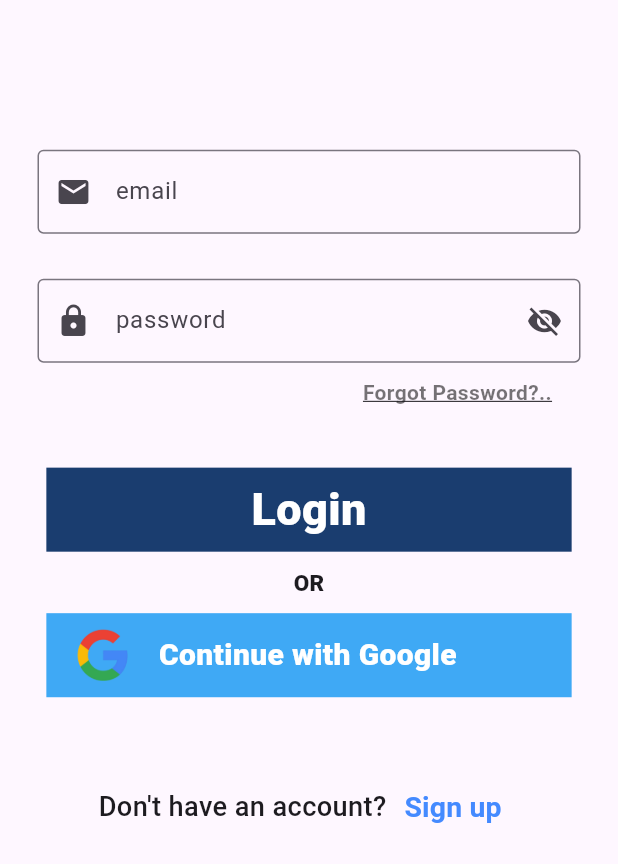
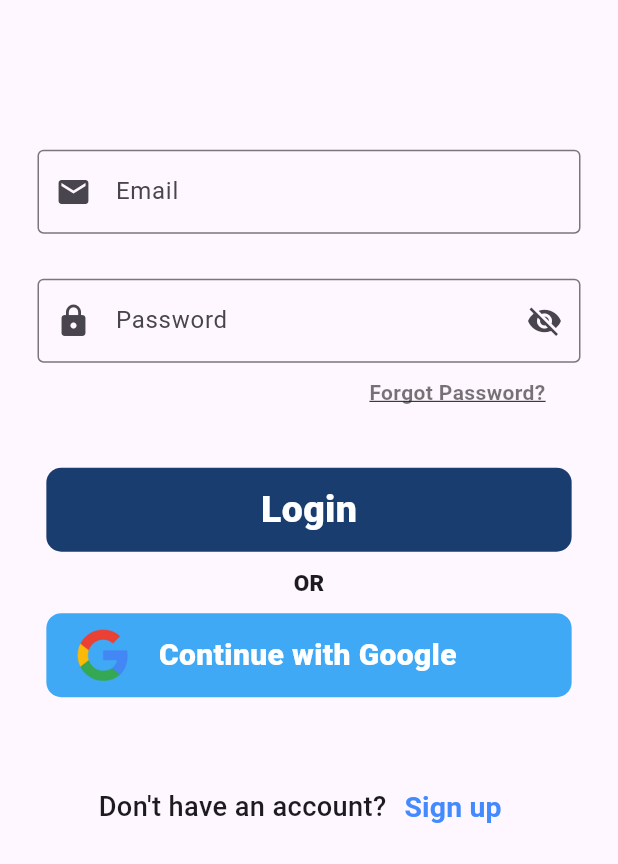
Before and after one commit to Rijan77/FinanceMate, a Flutter app: the screen it shows after launch, after a tap on "Get Started", on a phone screen of 412 x 824 dp, the part 372-1236 px from its top. Run offline on Flutter 3.47's test engine with Material 3 defaults, Android fonts, the phone set to English and light mode, and no system bars.

Commit message:
Update login page

```diff
--- a/lib/pages/LoginPage.dart
+++ b/lib/pages/LoginPage.dart
@@ -30,7 +30,7 @@ class _LoginpageState extends State<Loginpage> {
               padding: const EdgeInsets.symmetric(horizontal: 25.0),
               child: TextField(
                 decoration: InputDecoration(
-                  labelText: "email",
+                  labelText: "Email",
                   prefixIcon: Icon(Icons.email),
                   border: OutlineInputBorder(
                   )
@@ -46,7 +46,7 @@ class _LoginpageState extends State<Loginpage> {
                 obscureText: !_isPasswordVisible,
                 obscuringCharacter: "*",
                 decoration: InputDecoration(
-                  labelText: "password",
+                  labelText: "Password",
                   prefixIcon: Icon(Icons.lock),
                   suffixIcon: IconButton(onPressed: (){
                     setState(() {
@@ -63,7 +63,7 @@ class _LoginpageState extends State<Loginpage> {
             SizedBox(height: 10,),
             Padding(
               padding:  EdgeInsets.only(left:screenHeight*0.24),
-              child: Text("Forgot Password?..",
+              child: Text("Forgot Password?",
               style: TextStyle(
                 decoration: TextDecoration.underline,
                 fontSize: 14,
@@ -77,12 +77,15 @@ class _LoginpageState extends State<Loginpage> {
             Container(
               height: screenHeight*0.068,
               width: screenWidth*0.85,
-              color: Color(0xff1A3D6F),
+              decoration: BoxDecoration(
+                  color: Color(0xff1A3D6F),
+                borderRadius: BorderRadius.circular(10)
+              ),
 
               child: Center(
                 child: Text("Login", style: TextStyle(
                   color: Colors.white,
-                  fontSize: 30,
+                  fontSize: 25,
                   fontWeight: FontWeight.w800
                 ),),
               ),
@@ -96,7 +99,11 @@ class _LoginpageState extends State<Loginpage> {
             Container(
               height: screenHeight*0.068,
               width: screenWidth*0.85,
-              color: Color(0xff3FA9F5),
+              // color: Color(0xff3FA9F5),
+              decoration: BoxDecoration(
+                  color: Color(0xff3FA9F5),
+                borderRadius: BorderRadius.circular(10)
+              ),
 
               child: Row(
                 mainAxisAlignment: MainAxisAlignment.start,
```
Also changed, not shown: lib/assets/Logo_3.png (added).
